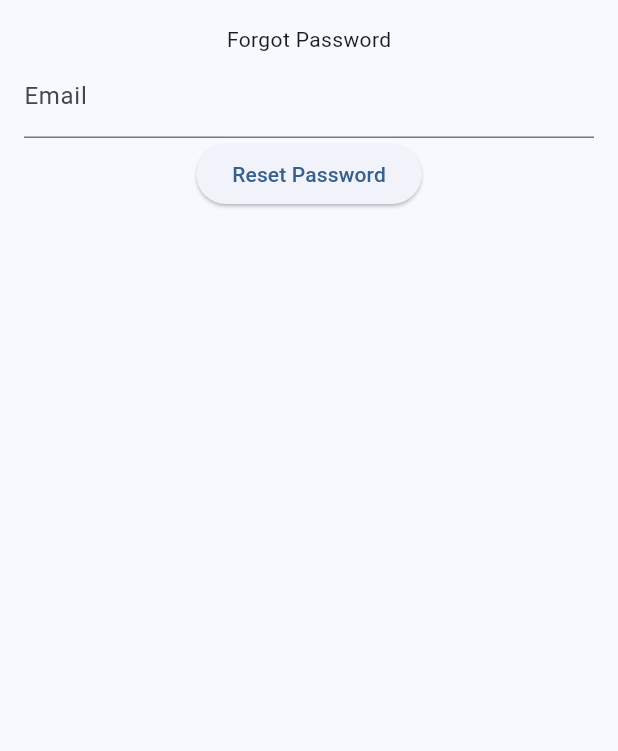
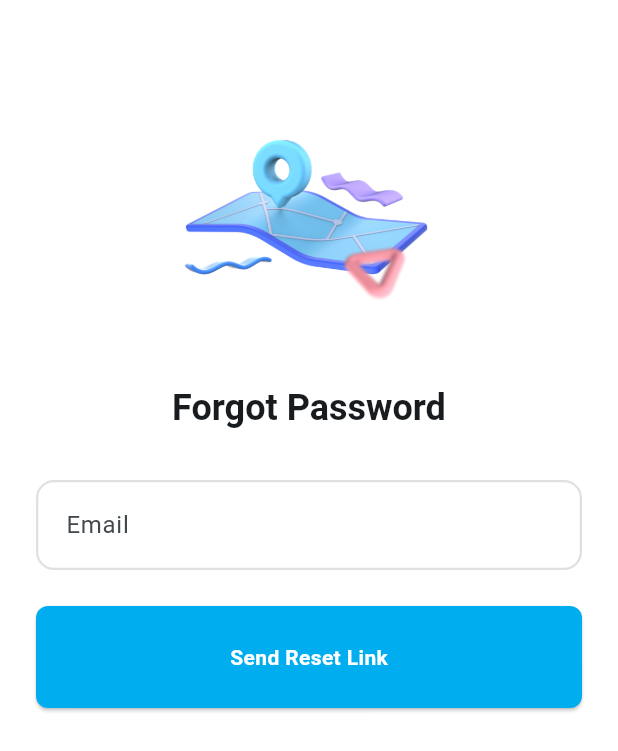
Before and after one commit to tamara-r/travel-journal-app, a Flutter app: the ForgotPasswordScreen screen opened by its route, on a phone screen of 412 x 824 dp. Shown: the top 751 px of the screen. Run offline on Flutter 3.47's test engine with Material 3 defaults, Android fonts, the phone set to English and light mode, and no system bars; our stand-ins replace firebase_auth, firebase_core, flutter_riverpod; accounts and stored records are empty; Roboto replaces fonts that are missing (Poppins).

Commit message:
add theme config, update auth UI

```diff
--- /dev/null
+++ b/lib/common/widgets/custom_button.dart
@@ -0,0 +1,41 @@
+import 'package:flutter/material.dart';
+
+class CustomButton extends StatelessWidget {
+  final VoidCallback? onPressed;
+  final bool isLoading;
+  final String text;
+
+  const CustomButton({
+    super.key,
+    required this.onPressed,
+    required this.isLoading,
+    required this.text,
+  });
+
+  @override
+  Widget build(BuildContext context) {
+    return ElevatedButton(
+      onPressed: isLoading ? null : onPressed,
+      style: ElevatedButton.styleFrom(
+        backgroundColor: Theme.of(context).primaryColor,
+        foregroundColor: Colors.white,
+        textStyle: Theme.of(context)
+            .textTheme
+            .bodyMedium
+            ?.copyWith(fontWeight: FontWeight.w600),
+        padding: const EdgeInsets.symmetric(vertical: 24),
+        shape: RoundedRectangleBorder(
+          borderRadius: BorderRadius.circular(8),
+        ),
+      ),
+      child: isLoading
+          ? const SizedBox(
+              height: 20,
+              width: 20,
+              child: CircularProgressIndicator(
+                  strokeWidth: 2, color: Colors.white),
+            )
+          : Text(text),
+    );
+  }
+}
--- a/lib/common/widgets/custom_text_field.dart
+++ b/lib/common/widgets/custom_text_field.dart
@@ -22,6 +22,22 @@ class CustomTextField extends StatelessWidget {
 
   @override
   Widget build(BuildContext context) {
+    final border = OutlineInputBorder(
+      borderRadius: BorderRadius.circular(12),
+      borderSide: BorderSide(
+        color: Colors.grey.shade300,
+        width: 1.5,
+      ),
+    );
+
+    final focusedBorder = OutlineInputBorder(
+      borderRadius: BorderRadius.circular(12),
+      borderSide: BorderSide(
+        color: Theme.of(context).primaryColor,
+        width: 2,
+      ),
+    );
+
     return TextFormField(
       controller: controller,
       validator: validator,
@@ -32,6 +48,16 @@ class CustomTextField extends StatelessWidget {
       decoration: InputDecoration(
         labelText: label,
         suffixIcon: suffixIcon,
+        enabledBorder: border,
+        focusedBorder: focusedBorder,
+        errorBorder: border.copyWith(
+          borderSide: const BorderSide(color: Colors.red),
+        ),
+        focusedErrorBorder: focusedBorder.copyWith(
+          borderSide: const BorderSide(color: Colors.red),
+        ),
+        contentPadding:
+            const EdgeInsets.symmetric(horizontal: 16, vertical: 18),
       ),
     );
   }
--- /dev/null
+++ b/lib/config/theme/app_colors.dart
@@ -0,0 +1,12 @@
+import 'package:flutter/material.dart';
+
+class AppColors {
+  static const Color primaryBlue = Color(0xFF00AEEF);
+  static const Color lightBackground = Color(0xFFFFFFFF);
+  static const Color darkBackground = Color(0xFF121212);
+
+  static const Color lightText = Color(0xFF000000);
+  static const Color darkText = Color(0xFFFFFFFF);
+
+  static const Color grey = Color(0xFFB0B0B0);
+}
--- /dev/null
+++ b/lib/config/theme/app_text_styles.dart
@@ -0,0 +1,80 @@
+import 'package:flutter/material.dart';
+import 'app_colors.dart';
+
+class AppTextStyles {
+  static const TextStyle headlineSmall = TextStyle(
+    fontFamily: 'Poppins',
+    fontSize: 24,
+    fontWeight: FontWeight.bold,
+  );
+
+  static const TextStyle bodyMedium = TextStyle(
+    fontFamily: 'Poppins',
+    fontSize: 14,
+    fontWeight: FontWeight.normal,
+  );
+
+  static const TextStyle titleLarge = TextStyle(
+    fontFamily: 'Poppins',
+    fontSize: 20,
+    fontWeight: FontWeight.w600,
+  );
+
+  static const TextStyle labelLarge = TextStyle(
+    fontFamily: 'Poppins',
+    fontSize: 14,
+    fontWeight: FontWeight.w500,
+  );
+
+  static const TextStyle button = TextStyle(
+    fontFamily: 'Poppins',
+    fontSize: 16,
+    fontWeight: FontWeight.w600,
+  );
+}
+
+class AppTheme {
+  static ThemeData lightTheme = ThemeData(
+    brightness: Brightness.light,
+    fontFamily: 'Poppins',
+    scaffoldBackgroundColor: AppColors.lightBackground,
+    primaryColor: AppColors.primaryBlue,
+    appBarTheme: const AppBarTheme(
+      backgroundColor: AppColors.lightBackground,
+      foregroundColor: AppColors.lightText,
+      elevation: 0,
+    ),
+    colorScheme: ColorScheme.fromSwatch().copyWith(
+      primary: AppColors.primaryBlue,
+      background: AppColors.lightBackground,
+    ),
+    textTheme: const TextTheme(
+      headlineSmall: AppTextStyles.headlineSmall,
+      bodyMedium: AppTextStyles.bodyMedium,
+      titleLarge: AppTextStyles.titleLarge,
+      labelLarge: AppTextStyles.labelLarge,
+    ),
+  );
+
+  static ThemeData darkTheme = ThemeData(
+    brightness: Brightness.dark,
+    fontFamily: 'Poppins',
+    scaffoldBackgroundColor: AppColors.darkBackground,
+    primaryColor: AppColors.primaryBlue,
+    appBarTheme: const AppBarTheme(
+      backgroundColor: AppColors.darkBackground,
+      foregroundColor: AppColors.darkText,
+      elevation: 0,
+    ),
+    colorScheme: ColorScheme.fromSwatch().copyWith(
+      primary: AppColors.primaryBlue,
+      background: AppColors.darkBackground,
+    ),
+    textTheme: const TextTheme(
+      headlineSmall: AppTextStyles.headlineSmall,
+      bodyMedium: AppTextStyles.bodyMedium,
+      titleLarge: AppTextStyles.titleLarge,
+      labelLarge: AppTextStyles.labelLarge,
+    ),
+  );
+}
--- /dev/null
+++ b/lib/config/theme/app_theme.dart
@@ -0,0 +1,51 @@
+import 'package:flutter/material.dart';
+import 'app_colors.dart';
+import 'app_text_styles.dart';
+
+class AppTheme {
+  static ThemeData lightTheme = ThemeData(
+    brightness: Brightness.light,
+    useMaterial3: true,
+    fontFamily: 'Poppins',
+    colorScheme: ColorScheme.fromSeed(
+      seedColor: AppColors.primaryBlue,
+      brightness: Brightness.light,
+    ),
+    scaffoldBackgroundColor: AppColors.lightBackground,
+    primaryColor: AppColors.primaryBlue,
+    appBarTheme: const AppBarTheme(
+      backgroundColor: AppColors.lightBackground,
+      foregroundColor: AppColors.lightText,
+      elevation: 0,
+    ),
+    textTheme: const TextTheme(
+      headlineSmall: AppTextStyles.headlineSmall,
+      bodyMedium: AppTextStyles.bodyMedium,
+      titleLarge: AppTextStyles.titleLarge,
+      labelLarge: AppTextStyles.labelLarge,
+    ),
+  );
+
+  static ThemeData darkTheme = ThemeData(
+    brightness: Brightness.dark,
+    useMaterial3: true,
+    fontFamily: 'Poppins',
+    colorScheme: ColorScheme.fromSeed(
+      seedColor: AppColors.primaryBlue,
+      brightness: Brightness.dark,
+    ),
+    scaffoldBackgroundColor: AppColors.darkBackground,
+    primaryColor: AppColors.primaryBlue,
+    appBarTheme: const AppBarTheme(
+      backgroundColor: AppColors.darkBackground,
+      foregroundColor: AppColors.darkText,
+      elevation: 0,
+    ),
+    textTheme: const TextTheme(
+      headlineSmall: AppTextStyles.headlineSmall,
+      bodyMedium: AppTextStyles.bodyMedium,
+      titleLarge: AppTextStyles.titleLarge,
+      labelLarge: AppTextStyles.labelLarge,
+    ),
+  );
+}
--- a/lib/features/auth/controller/auth_controller.dart
+++ b/lib/features/auth/controller/auth_controller.dart
@@ -1,7 +1,7 @@
 import 'package:flutter_riverpod/flutter_riverpod.dart';
 import 'package:travel_journal/features/auth/domain/auth_repository.dart';
 import 'package:travel_journal/features/auth/domain/user_model.dart';
-import 'package:travel_journal/features/auth/provider/auth_provider.dart';
+import 'package:travel_journal/features/auth/domain/provider/auth_provider.dart';
 
 /// This controller manages the authentication state of the user.
 /// It uses the AuthRepository to perform authentication operations
--- a/lib/features/auth/presentation/forgot_password_screen.dart
+++ b/lib/features/auth/presentation/forgot_password_screen.dart
@@ -1,33 +1,104 @@
 import 'package:flutter/material.dart';
 import 'package:flutter_riverpod/flutter_riverpod.dart';
+import 'package:travel_journal/common/widgets/custom_button.dart';
+import 'package:travel_journal/common/widgets/custom_text_field.dart';
+import 'package:travel_journal/core/utils/form_validators.dart';
 import 'package:travel_journal/features/auth/controller/auth_controller.dart';
 
-class ForgotPasswordScreen extends ConsumerWidget {
+class ForgotPasswordScreen extends ConsumerStatefulWidget {
   const ForgotPasswordScreen({super.key});
 
   @override
-  Widget build(BuildContext context, WidgetRef ref) {
-    final emailController = TextEditingController();
+  ConsumerState<ForgotPasswordScreen> createState() =>
+      _ForgotPasswordScreenState();
+}
 
+class _ForgotPasswordScreenState extends ConsumerState<ForgotPasswordScreen> {
+  final _formKey = GlobalKey<FormState>();
+  final _emailController = TextEditingController();
+  bool _isLoading = false;
+  String? _statusMessage;
+
+  @override
+  void dispose() {
+    _emailController.dispose();
+    super.dispose();
+  }
+
+  void _resetPassword() async {
+    if (!_formKey.currentState!.validate()) return;
+
+    setState(() {
+      _isLoading = true;
+      _statusMessage = null;
+    });
+
+    try {
+      await ref
+          .read(authControllerProvider.notifier)
+          .sendPasswordResetEmail(_emailController.text.trim());
+
+      setState(() {
+        _statusMessage = "A password reset link has been sent to your email.";
+      });
+    } catch (e) {
+      setState(() {
+        _statusMessage = "Failed to send reset email. Please try again.";
+      });
+    } finally {
+      setState(() => _isLoading = false);
+    }
+  }
+
+  @override
+  Widget build(BuildContext context) {
     return Scaffold(
-      body: Padding(
-        padding: const EdgeInsets.all(16),
-        child: Column(
-          children: [
-            const Text("Forgot Password"),
-            TextField(
-              controller: emailController,
-              decoration: const InputDecoration(labelText: "Email"),
-            ),
-            ElevatedButton(
-              onPressed: () {
-                ref
-                    .read(authControllerProvider.notifier)
-                    .sendPasswordResetEmail(emailController.text.trim());
-              },
-              child: const Text("Reset Password"),
-            ),
-          ],
+      body: SingleChildScrollView(
+        padding: const EdgeInsets.symmetric(horizontal: 24, vertical: 32),
+        child: Form(
+          key: _formKey,
+          child: Column(
+            crossAxisAlignment: CrossAxisAlignment.stretch,
+            children: [
+              const SizedBox(height: 32),
+              Image.asset(
+                'assets/images/map.png',
+                height: 160,
+              ),
+              const SizedBox(height: 32),
+              Text(
+                "Forgot Password",
+                style: Theme.of(context).textTheme.headlineSmall,
+                textAlign: TextAlign.center,
+              ),
+              const SizedBox(height: 32),
+              CustomTextField(
+                label: "Email",
+                controller: _emailController,
+                keyboardType: TextInputType.emailAddress,
+                validator: FormValidators.validateEmail,
+              ),
+              const SizedBox(height: 24),
+              CustomButton(
+                text: "Send Reset Link",
+                isLoading: _isLoading,
+                onPressed: _resetPassword,
+              ),
+              if (_statusMessage != null) ...[
+                const SizedBox(height: 16),
+                Text(
+                  _statusMessage!,
+                  style: TextStyle(
+                    color: _statusMessage!.startsWith("Failed")
+                        ? Colors.red
+                        : Colors.green,
+                    fontWeight: FontWeight.w600,
+                  ),
+                  textAlign: TextAlign.center,
+                ),
+              ],
+            ],
+          ),
         ),
       ),
     );
```
Also changed, not shown: lib/features/auth/presentation/login_screen.dart (+39 -10 lines), lib/features/auth/presentation/register_screen.dart (+23 -15 lines), lib/features/auth/presentation/widgets/forgot_password_bottom_sheet.dart (added, +121 -0 lines), lib/features/journey/domain/models/journey_model.dart (added, +55 -0 lines), lib/main.dart (+6 -5 lines), pubspec.yaml (+11 -0 lines), assets/fonts/Poppins-Bold.ttf (added), assets/fonts/Poppins-Regular.ttf (added), assets/fonts/Poppins-SemiBold.ttf (added), assets/images/map.png (added), lib/features/auth/domain/provider/auth_error_provider.dart (renamed from lib/features/auth/provider/auth_error_provider.dart), lib/features/auth/domain/provider/auth_provider.dart (renamed from lib/features/auth/provider/auth_provider.dart).
